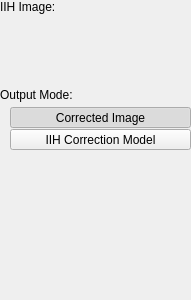
This is src/imagefilter_prospectiveiihc/filterwidget.ui in deiflou/ibp as Qt 5 draws it before an edit. The edited form follows.
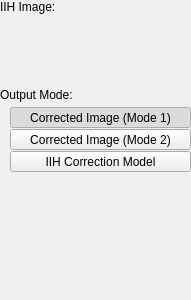
This is the edited form. Custom widgets are drawn as their Qt base class.

Commit message:
* Added Auto Levels image filter
* Added ProbabilityMassFunction class
* Added ImageHistogram class
* Added new output option to the IIHC image filters
* Modified license year

Diff of the .ui file:
```diff
--- a/src/imagefilter_prospectiveiihc/filterwidget.ui
+++ b/src/imagefilter_prospectiveiihc/filterwidget.ui
@@ -109,7 +109,7 @@
              </sizepolicy>
             </property>
             <property name="text">
-             <string>Corrected Image</string>
+             <string>Corrected Image (Mode 1)</string>
             </property>
             <property name="checkable">
              <bool>true</bool>
@@ -128,6 +128,34 @@
             </attribute>
            </widget>
           </item>
+          <item>
+           <widget class="QToolButton" name="mButtonOutputModeCorrectedImageMode2">
+            <property name="sizePolicy">
+             <sizepolicy hsizetype="Preferred" vsizetype="Preferred">
+              <horstretch>0</horstretch>
+              <verstretch>0</verstretch>
+             </sizepolicy>
+            </property>
+            <property name="text">
+             <string>Corrected Image (Mode 2)</string>
+            </property>
+            <property name="checkable">
+             <bool>true</bool>
+            </property>
+            <property name="checked">
+             <bool>false</bool>
+            </property>
+            <property name="autoExclusive">
+             <bool>true</bool>
+            </property>
+            <property name="class" stdset="0">
+             <string>cFlatOptionButton</string>
+            </property>
+            <attribute name="buttonGroup">
+             <string notr="true">buttonGroup</string>
+            </attribute>
+           </widget>
+          </item>
           <item>
            <widget class="QToolButton" name="mButtonOutputModeIIHCorrectionModel">
             <property name="sizePolicy">
```
Left out of the diff: 2 changed lines with no effect on the pictures. The commit also changes 375 other files.
